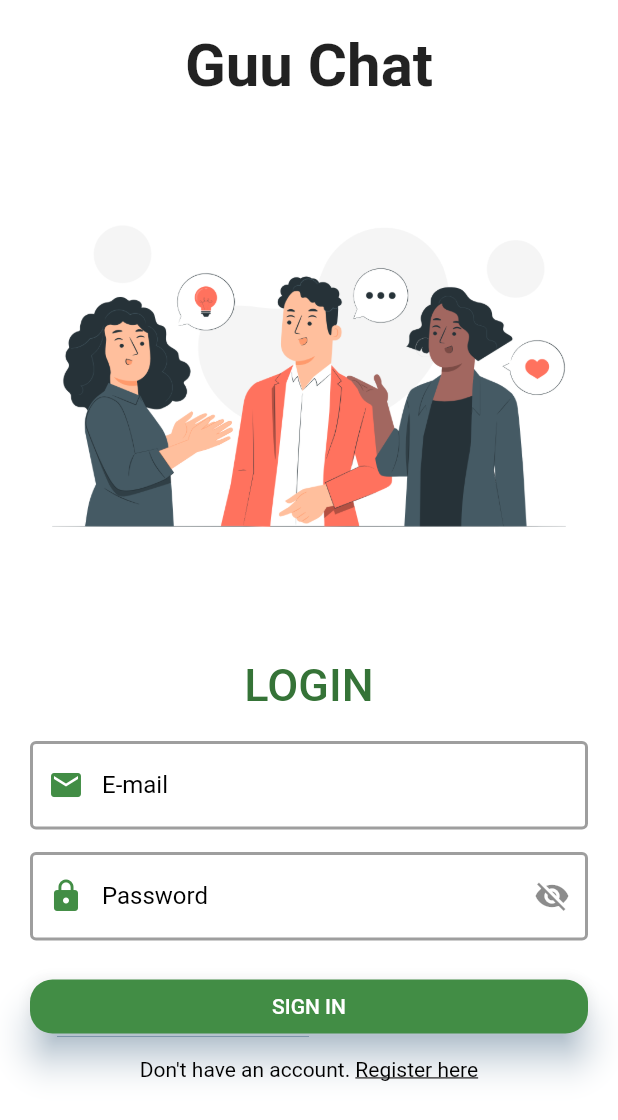
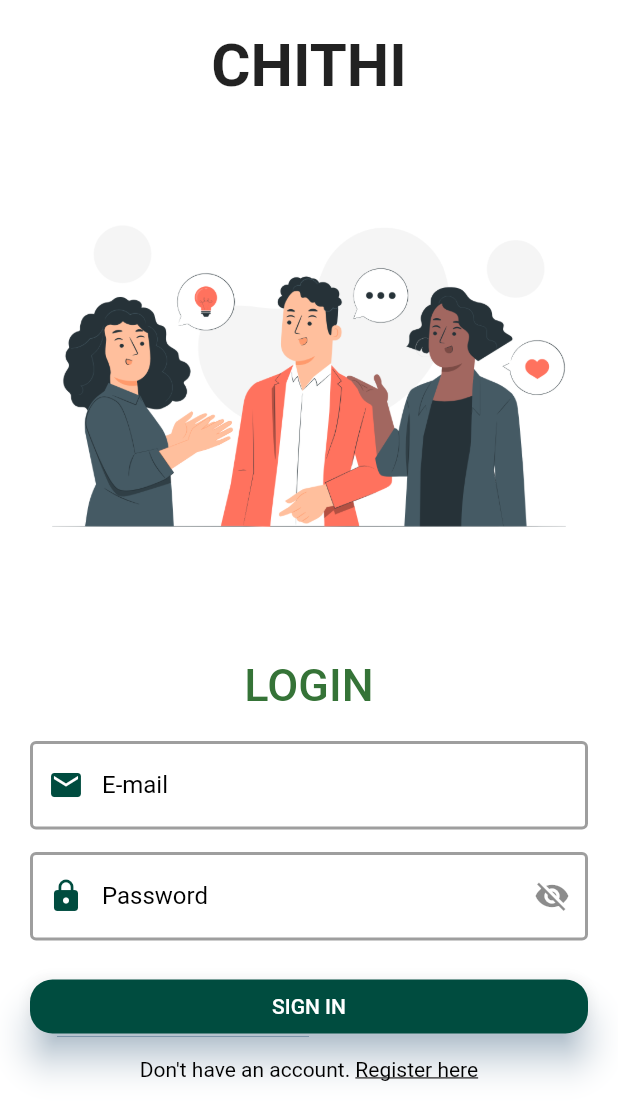
Before and after one commit to MrSR2000/ChatApp, a Flutter app: the screen it shows after launch, on a phone screen of 412 x 824 dp. Shown: the top 1120 px of the screen. Run offline on Flutter 3.47's test engine with Material 2 defaults, Android fonts, the phone set to English and light mode, and no system bars; our stand-ins replace cloud_firestore, firebase_auth, firebase_core, shared_preferences; accounts and stored records are empty.

Commit message:
recentMessage_Fix

```diff
--- a/lib/pages/auth/login_page.dart
+++ b/lib/pages/auth/login_page.dart
@@ -46,7 +46,7 @@ class _LoginPageState extends State<LoginPage> {
                       crossAxisAlignment: CrossAxisAlignment.center,
                       children: [
                         const Text(
-                          'Guu Chat',
+                          'CHITHI',
                           style: TextStyle(
                             fontWeight: FontWeight.bold,
                             fontSize: 40,
--- a/lib/pages/auth/register_page.dart
+++ b/lib/pages/auth/register_page.dart
@@ -42,7 +42,7 @@ class _RegisterPageState extends State<RegisterPage> {
                       crossAxisAlignment: CrossAxisAlignment.center,
                       children: [
                         const Text(
-                          'Guu Chat',
+                          'CHITHI',
                           style: TextStyle(
                             fontWeight: FontWeight.bold,
                             fontSize: 40,
--- a/lib/pages/home_page.dart
+++ b/lib/pages/home_page.dart
@@ -93,7 +93,7 @@ class _HomePageState extends State<HomePage> {
             const Icon(
               Icons.account_circle,
               size: 90,
-              color: Colors.grey,
+              color: Colors.white,
             ),
             const SizedBox(height: 20),
             Column(
--- a/lib/shared/constants.dart
+++ b/lib/shared/constants.dart
@@ -6,7 +6,8 @@ class Constants {
   static String messagingSenderId = "866153895400";
   static String projectId = "flutterchat-25908";
 
-  final primaryColor = const Color.fromARGB(255, 66, 141, 69);
+  final primaryColor = Color.fromARGB(255, 0, 76, 63);
+  // final primaryColor = Color.fromARGB(255, 41, 40, 40);
 }
 
 
--- a/lib/widgets/message_tile.dart
+++ b/lib/widgets/message_tile.dart
@@ -118,8 +118,8 @@ class _MessageTileState extends State<MessageTile> {
                     bottomRight: Radius.circular(20),
                   ),
             color: widget.sentByMe
-                ? Theme.of(context).primaryColor
-                : Colors.grey[700]),
+                ? Color.fromARGB(255, 79, 139, 128)
+                : Color.fromARGB(255, 3, 41, 32)),
         child: Column(
           crossAxisAlignment: CrossAxisAlignment.start,
           children: [
--- a/pubspec.yaml
+++ b/pubspec.yaml
@@ -40,6 +40,7 @@ dependencies:
   firebase_auth: ^4.2.1
   firebase_core: ^2.4.0
   shared_preferences: ^2.0.15
+  flutter_launcher_icons: ^0.11.0
 
 dev_dependencies:
   flutter_test:
@@ -51,6 +52,10 @@ dev_dependencies:
   # package. See that file for information about deactivating specific lint
   # rules and activating additional ones.
   flutter_lints: ^2.0.0
+
+flutter_icons:
+  android: true
+  image_path: "assets/logo.webp"
 
 # For information on the generic Dart part of this file, see the
 # following page: https://dart.dev/tools/pub/pubspec
```
Also changed, not shown: lib/pages/chat_page.dart (+40 -15 lines), pubspec.lock, 6 other files.
